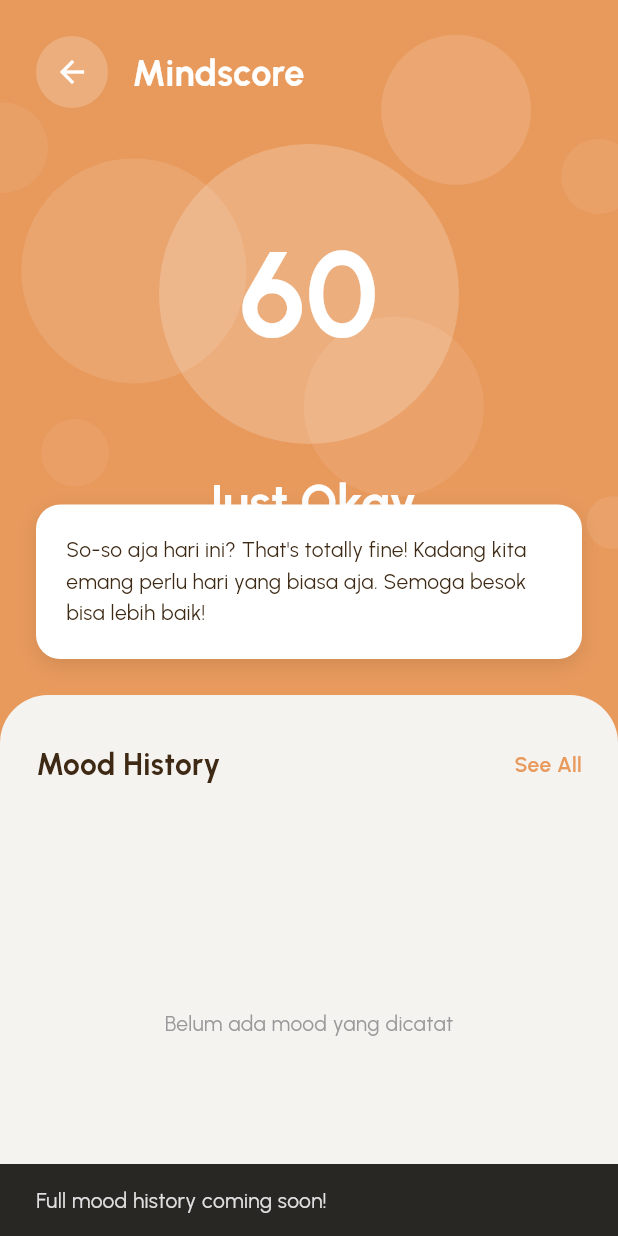
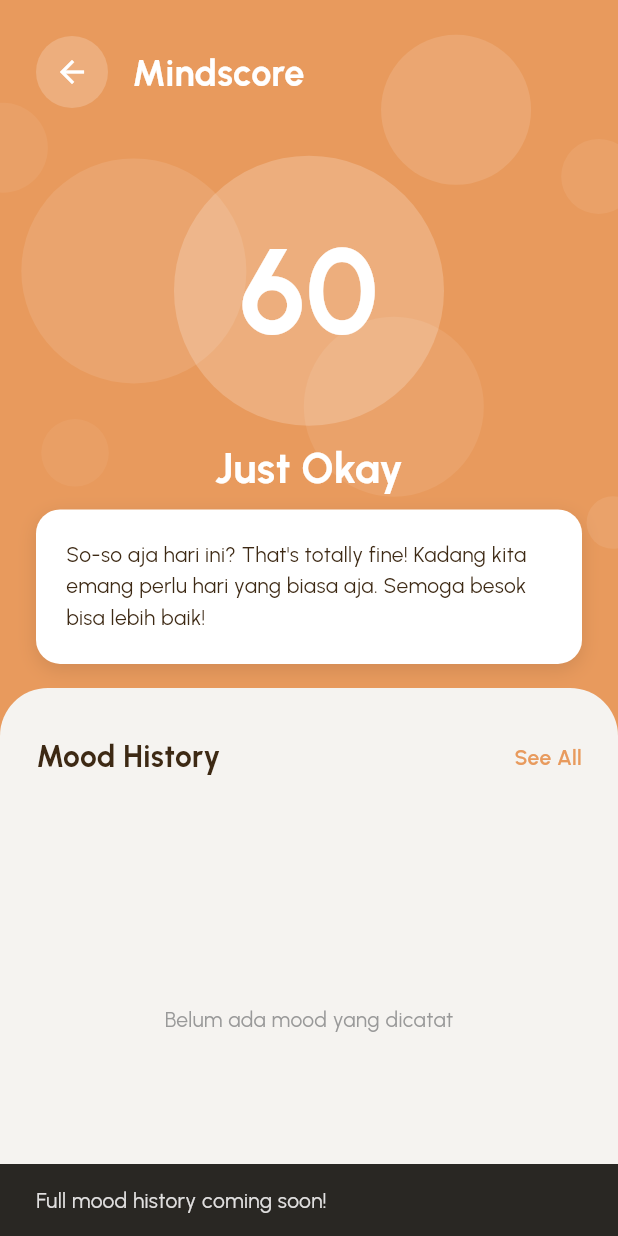
Before and after one commit to ggvndd/mindscape-flutter-ver, a Flutter app: the MindscoreDetailScreen screen opened directly, after a tap on "See All", on a phone screen of 412 x 824 dp. Run offline on Flutter 3.47's test engine with Material 3 defaults, Android fonts, the phone set to English and light mode, and no system bars; our stand-ins replace cloud_firestore, firebase_auth, firebase_core, flutter_markdown, flutter_svg, google_fonts and 3 more; accounts and stored records are empty; generated files the repository leaves out were written again.

Commit message:
feat: adjusted bottom navbar and mood tracker logic

```diff
--- a/lib/presentation/screens/mood_tracker/mindscore_detail_screen.dart
+++ b/lib/presentation/screens/mood_tracker/mindscore_detail_screen.dart
@@ -5,7 +5,6 @@ import 'package:intl/intl.dart';
 import '../../../core/services/mood_service.dart';
 import '../../../core/services/auth_service.dart';
 import '../../../domain/entities/mood.dart';
-import '../../../testing/seed_mood_data.dart';
 
 class MindscoreDetailScreen extends StatefulWidget {
   const MindscoreDetailScreen({super.key});
@@ -36,29 +35,6 @@ class _MindscoreDetailScreenState extends State<MindscoreDetailScreen>
     super.initState();
     _initializeAnimations();
     _loadData();
-    _seedDataIfEmpty();
-  }
-
-  Future<void> _seedDataIfEmpty() async {
-    try {
-      final user = _authService.currentUser;
-      if (user == null) return;
-
-      // Check if user has any moods
-      final existingMoods = await _moodService.getMoodsByDateRange(
-        userId: user.uid,
-        startDate: DateTime.now().subtract(const Duration(days: 30)),
-        endDate: DateTime.now(),
-      );
-
-      // If no moods exist, seed dummy data
-      if (existingMoods.isEmpty) {
-        await seedMoodDataForUser(user.uid);
-        _loadData(); // Reload after seeding
-      }
-    } catch (e) {
-      // Silently fail - this is just for demo purposes
-    }
   }
 
   void _initializeAnimations() {
@@ -213,6 +189,7 @@ class _MindscoreDetailScreenState extends State<MindscoreDetailScreen>
     return Scaffold(
       backgroundColor: moodInfo['color'] as Color,
       body: SafeArea(
+        bottom: false,
         child: _isLoading
             ? const Center(
                 child: CircularProgressIndicator(color: Colors.white),
@@ -376,17 +353,23 @@ class _MindscoreDetailScreenState extends State<MindscoreDetailScreen>
                   Expanded(
                     flex: 2,
                     child: Center(
-                      child: Column(
+                      child: LayoutBuilder(
+                        builder: (context, constraints) {
+                          final circleSize = (constraints.maxHeight - 60).clamp(100.0, 180.0);
+                          return Column(
                             mainAxisAlignment: MainAxisAlignment.center,
                             children: [
                               Container(
-                            width: 200,
-                            height: 200,
+                                width: circleSize,
+                                height: circleSize,
                                 decoration: BoxDecoration(
                                   shape: BoxShape.circle,
                                   color: Colors.white.withOpacity(0.2),
                                 ),
                                 child: Center(
+                                  child: FittedBox(
+                                    child: Padding(
+                                      padding: const EdgeInsets.all(16),
                                       child: Text(
                                         '$_mindscore',
                                         style: GoogleFonts.urbanist(
@@ -397,16 +380,20 @@ class _MindscoreDetailScreenState extends State<MindscoreDetailScreen>
                                       ),
                                     ),
                                   ),
-                          const SizedBox(height: 16),
+                                ),
+                              ),
+                              const SizedBox(height: 8),
                               Text(
                                 moodInfo['name'] as String,
                                 style: GoogleFonts.urbanist(
-                              fontSize: 32,
+                                  fontSize: 28,
                                   fontWeight: FontWeight.w700,
                                   color: Colors.white,
                                 ),
                               ),
                             ],
+                          );
+                        },
                       ),
                     ),
                   ),
@@ -438,7 +425,7 @@ class _MindscoreDetailScreenState extends State<MindscoreDetailScreen>
                     ),
                   ),
 
-                  const SizedBox(height: 24),
+                  const SizedBox(height: 16),
 
                   // Mood history section - separate container
                   Expanded(
@@ -507,7 +494,7 @@ class _MindscoreDetailScreenState extends State<MindscoreDetailScreen>
                                     ),
                                   )
                                 : ListView.builder(
-                                    padding: const EdgeInsets.fromLTRB(24, 0, 24, 24),
+                                    padding: EdgeInsets.fromLTRB(24, 0, 24, MediaQuery.of(context).padding.bottom + 24),
                                     itemCount: _moodHistory.length > 4 ? 4 : _moodHistory.length,
                                     itemBuilder: (context, index) {
                                       return _buildMoodHistoryCard(_moodHistory[index]);
```
Also changed, not shown: lib/presentation/screens/auth/sign_in_screen.dart (+10 -0 lines), lib/presentation/screens/mood_tracker/mood_tracker_screen.dart (+6 -72 lines), lib/presentation/widgets/navigation/bottom_nav_bar.dart (+10 -13 lines), 3 other files. Lines whose indentation alone changed are shown as unchanged.
